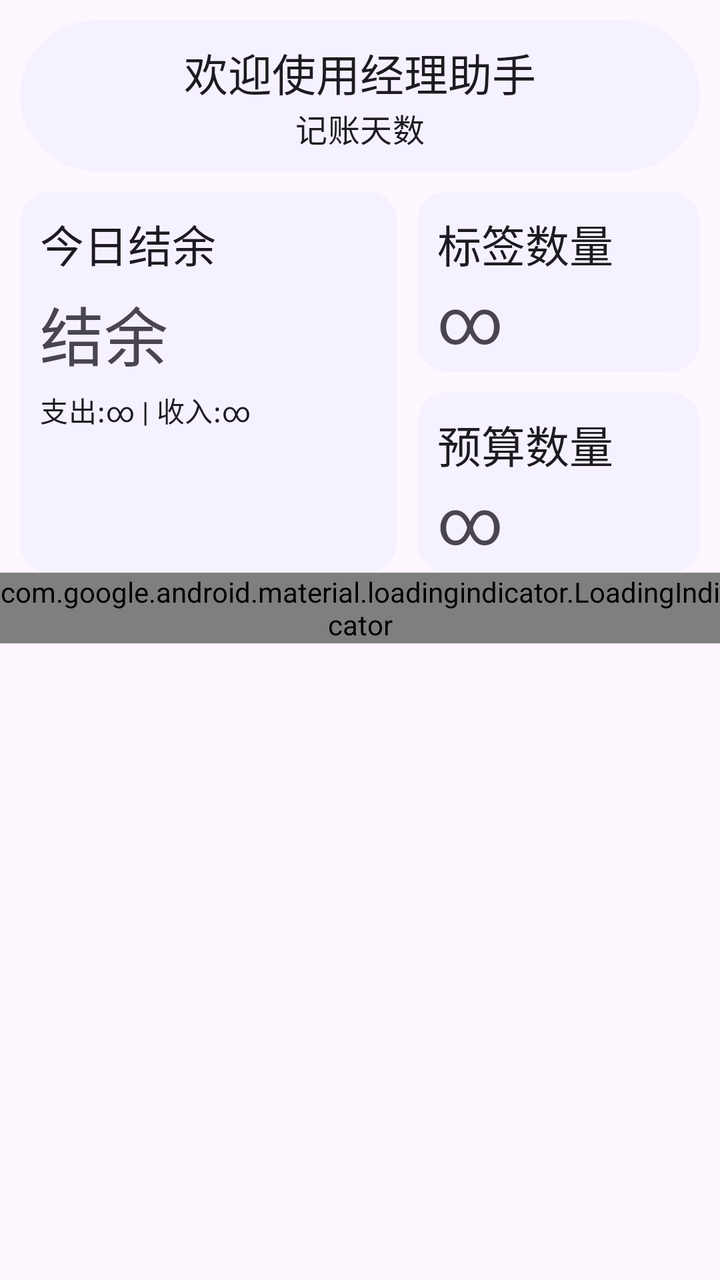
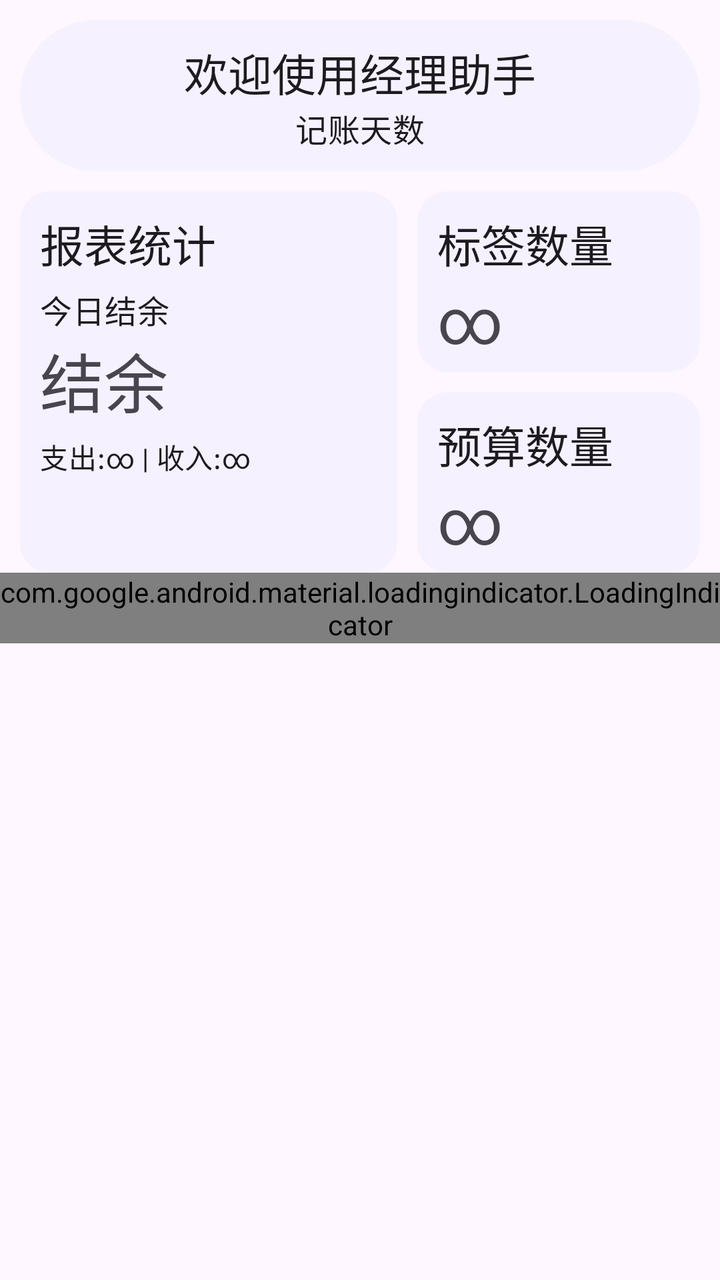

The first picture is an Android layout as it rendered before a commit; the second is the same layout after the commit. The layout source and the unified diff follow.
<!-- AndroidManifest.xml: application theme Theme.ManagerAssistant.Static -->
<!-- res/layout/fragment_home.xml -->
<androidx.core.widget.NestedScrollView xmlns:android="http://schemas.android.com/apk/res/android"
    xmlns:app="http://schemas.android.com/apk/res-auto"
    xmlns:tools="http://schemas.android.com/tools"
    android:layout_width="match_parent"
    android:layout_height="match_parent"
    tools:context=".ui.pages.home.HomeFragment">

    
    <androidx.constraintlayout.widget.ConstraintLayout
        android:layout_width="match_parent"
        android:layout_height="wrap_content"
        android:orientation="vertical">

        <com.google.android.material.card.MaterialCardView
            android:id="@+id/welcome_card"
            style="@style/RoundCardStyle"
            android:layout_width="match_parent"
            android:layout_height="wrap_content"
            app:layout_constraintTop_toTopOf="parent">

            <LinearLayout
                android:layout_width="match_parent"
                android:layout_height="wrap_content"
                android:orientation="vertical">

                <com.google.android.material.textview.MaterialTextView
                    style="@style/LargeTitleTextViewStyle"
                    android:layout_width="wrap_content"
                    android:layout_height="wrap_content"
                    android:layout_gravity="center_horizontal"
                    android:paddingBottom="0dp"
                    android:text="@string/welcome_string" />

                <com.google.android.material.textview.MaterialTextView
                    android:id="@+id/bookkeeping_days_text"
                    style="@style/MediumTitleTextViewStyle"
                    android:layout_width="wrap_content"
                    android:layout_height="wrap_content"
                    android:layout_gravity="center_horizontal"
                    android:paddingTop="0dp"
                    android:text="@string/num_of_bookkeeping_days" />
            </LinearLayout>
        </com.google.android.material.card.MaterialCardView>

        
        <com.google.android.material.card.MaterialCardView
            android:id="@+id/report_balance_cardview"
            style="@style/ContentCardStyle"
            android:layout_width="0dp"
            android:layout_height="0dp"
            android:layout_marginBottom="0dp"
            android:clickable="true"
            android:focusable="true"
            app:layout_constraintBottom_toBottomOf="@+id/budget_card"
            app:layout_constraintEnd_toStartOf="@id/tag_card"
            app:layout_constraintHorizontal_weight="4"
            app:layout_constraintStart_toStartOf="parent"
            app:layout_constraintTop_toBottomOf="@id/welcome_card">

            <LinearLayout
                android:layout_width="match_parent"
                android:layout_height="match_parent"
                android:orientation="vertical">

                <com.google.android.material.textview.MaterialTextView
                    style="@style/LargeTitleTextViewStyle"
                    android:layout_width="wrap_content"
                    android:layout_height="wrap_content"
                    android:paddingTop="10dp"
                    android:paddingBottom="5dp"
                    android:text="@string/today_balance" />

                <com.google.android.material.textview.MaterialTextView
                    android:id="@+id/balance_text"
                    style="@style/TextAppearance.Material3.HeadlineLarge"
                    android:layout_width="wrap_content"
                    android:layout_height="wrap_content"
                    android:layout_marginStart="10dp"
                    android:paddingTop="0dp"
                    android:paddingBottom="5dp"
                    android:text="@string/balance" />

                <com.google.android.material.textview.MaterialTextView
                    android:id="@+id/expense_income_text"
                    style="@style/MediumBodyTextViewStyle"
                    android:layout_width="wrap_content"
                    android:layout_height="wrap_content"
                    android:paddingStart="10dp"
                    android:paddingEnd="0dp"
                    android:paddingBottom="10dp"
                    android:text="@string/expense_and_income" />
            </LinearLayout>
        </com.google.android.material.card.MaterialCardView>

        
        <com.google.android.material.card.MaterialCardView
            android:id="@+id/tag_card"
            style="@style/ContentCardStyle"
            android:layout_width="0dp"
            android:layout_height="wrap_content"
            android:layout_marginStart="0dp"
            android:layout_marginTop="0dp"
            android:layout_marginBottom="0dp"
            android:clickable="true"
            android:focusable="true"
            app:layout_constraintEnd_toEndOf="parent"
            app:layout_constraintHorizontal_weight="3"
            app:layout_constraintStart_toEndOf="@+id/report_balance_cardview"
            app:layout_constraintTop_toTopOf="@+id/report_balance_cardview">

            <LinearLayout
                android:layout_width="match_parent"
                android:layout_height="match_parent"
                android:orientation="vertical">

                <com.google.android.material.textview.MaterialTextView
                    style="@style/LargeTitleTextViewStyle"
                    android:layout_width="wrap_content"
                    android:layout_height="wrap_content"
                    android:paddingBottom="0dp"
                    android:text="@string/tag_count" />

                <com.google.android.material.textview.MaterialTextView
                    android:id="@+id/tag_count_text"
                    style="@style/TextAppearance.Material3.HeadlineLarge"
                    android:layout_width="wrap_content"
                    android:layout_height="wrap_content"
                    android:layout_marginStart="10dp"
                    android:paddingBottom="5dp"
                    android:text="@string/count_infinity" />
            </LinearLayout>
        </com.google.android.material.card.MaterialCardView>

        
        <com.google.android.material.card.MaterialCardView
            android:id="@+id/budget_card"
            style="@style/ContentCardStyle"
            android:layout_width="0dp"
            android:layout_height="wrap_content"
            android:clickable="true"
            android:focusable="true"
            app:layout_constraintEnd_toEndOf="parent"
            app:layout_constraintStart_toEndOf="@+id/report_balance_cardview"
            app:layout_constraintTop_toBottomOf="@+id/tag_card">

            <LinearLayout
                android:layout_width="match_parent"
                android:layout_height="wrap_content"
                android:orientation="vertical">

                <com.google.android.material.textview.MaterialTextView
                    style="@style/LargeTitleTextViewStyle"
                    android:layout_width="wrap_content"
                    android:layout_height="wrap_content"
                    android:paddingBottom="0dp"
                    android:text="@string/budget_count" />

                <com.google.android.material.textview.MaterialTextView
                    style="@style/TextAppearance.Material3.HeadlineLarge"
                    android:layout_width="wrap_content"
                    android:layout_height="wrap_content"
                    android:layout_marginStart="10dp"
                    android:paddingBottom="5dp"
                    android:text="@string/count_infinity" />
            </LinearLayout>
        </com.google.android.material.card.MaterialCardView>

        
        <com.google.android.material.loadingindicator.LoadingIndicator
            android:id="@+id/link_loading_indicator"
            android:layout_width="wrap_content"
            android:layout_height="wrap_content"
            android:layout_gravity="center_horizontal"
            app:layout_constraintEnd_toEndOf="parent"
            app:layout_constraintStart_toStartOf="parent"
            app:layout_constraintTop_toTopOf="@+id/web_link_card" />

        <com.google.android.material.card.MaterialCardView
            android:id="@+id/web_link_card"
            style="@style/ContentCardStyle"
            android:layout_width="match_parent"
            android:layout_height="wrap_content"
            android:visibility="gone"
            app:layout_constraintTop_toBottomOf="@id/report_balance_cardview">

            <androidx.constraintlayout.widget.ConstraintLayout
                android:layout_width="match_parent"
                android:layout_height="wrap_content">

                <com.google.android.material.textview.MaterialTextView
                    android:id="@+id/web_link_title_text"
                    style="@style/LargeTitleTextViewStyle"
                    android:layout_width="wrap_content"
                    android:layout_height="wrap_content"
                    android:text="@string/purchase_bulletin"
                    app:layout_constraintStart_toStartOf="parent"
                    app:layout_constraintTop_toTopOf="parent" />

                <androidx.recyclerview.widget.RecyclerView
                    android:id="@+id/web_link_recycler"
                    android:layout_width="match_parent"
                    android:layout_height="wrap_content"
                    android:layout_marginStart="10dp"
                    android:layout_marginEnd="10dp"
                    android:nestedScrollingEnabled="false"
                    app:layoutManager="androidx.recyclerview.widget.LinearLayoutManager"
                    app:layout_constraintEnd_toEndOf="parent"
                    app:layout_constraintStart_toStartOf="parent"
                    app:layout_constraintTop_toBottomOf="@+id/web_link_title_text" />
            </androidx.constraintlayout.widget.ConstraintLayout>
        </com.google.android.material.card.MaterialCardView>
    </androidx.constraintlayout.widget.ConstraintLayout>
</androidx.core.widget.NestedScrollView>
<!-- resources referenced by this layout -->
<resources>
  <string name="balance">结余</string>
  <string name="budget_count">预算数量</string>
  <string name="count_infinity">∞</string>
  <string name="expense_and_income">支出:∞ | 收入:∞</string>
  <string name="num_of_bookkeeping_days">记账天数</string>
  <string name="purchase_bulletin">采购公告</string>
  <string name="tag_count">标签数量</string>
  <string name="today_balance">今日结余</string>
  <string name="welcome_string">欢迎使用经理助手</string>
  <style name="ContentCardStyle" parent="CardStyleBase">
          <item name="cardCornerRadius">15dp</item>
          <item name="android:layout_marginTop">10dp</item>
          <item name="android:layout_marginStart">10dp</item>
          <item name="android:layout_marginEnd">10dp</item>
          <item name="android:layout_marginBottom">10dp</item>
      </style>
  <style name="LargeTitleTextViewStyle" parent="TextViewStyleBase">
          <item name="android:textAppearance">?attr/textAppearanceTitleLarge</item>
      </style>
  <style name="MediumBodyTextViewStyle" parent="TextViewStyleBase">
          <item name="android:paddingStart">0dp</item>
          <item name="android:paddingBottom">0dp</item>
          <item name="android:paddingEnd">0dp</item>
          <item name="android:paddingTop">0dp</item>
          <item name="android:textAppearance">?attr/textAppearanceBodyMedium</item>
      </style>
  <style name="MediumTitleTextViewStyle" parent="TextViewStyleBase">
          <item name="android:textAppearance">?attr/textAppearanceTitleMedium</item>
      </style>
  <style name="RoundCardStyle" parent="CardStyleBase">
          <item name="cardCornerRadius">50dp</item>
          <item name="android:layout_margin">10dp</item>
      </style>
  <style name="CardStyleBase" parent="Widget.Material3.CardView.Filled">
          <item name="cardBackgroundColor">@color/card_background_color</item>
      </style>
  <style name="TextViewStyleBase">
          <item name="android:paddingStart">10dp</item>
          <item name="android:paddingEnd">10dp</item>
          <item name="android:paddingTop">10dp</item>
          <item name="android:paddingBottom">10dp</item>
      </style>
  <color name="color_primary">#0055d6</color>
  <color name="color_on_primary">#ffffff</color>
  <color name="color_primary_container">#d8e1fe</color>
  <color name="color_secondary_container">#e0e1ff</color>
  <color name="color_surface">#faf9ff</color>
  <color name="color_surface_container">#ebedfa</color>
  <color name="color_surface_container_low">#edeffc</color>
  <style name="ToolBarStyle" parent="Widget.Material3.Toolbar.OnSurface">
          <item name="android:backgroundTint">?attr/colorSurface</item>
          <item name="navigationIconTint">?attr/colorPrimary</item>
          <item name="navigationIcon">@drawable/outline_arrow_back_ios_new_24</item>
          <item name="contentInsetStart">10dp</item>
          <item name="titleTextAppearance">?attr/textAppearanceHeadlineSmall</item>
      </style>
  <!-- drawable outline_arrow_back_ios_new_24 (drawable) -->
  <vector xmlns:android="http://schemas.android.com/apk/res/android" android:height="24dp" android:tint="#000000" android:viewportHeight="960" android:viewportWidth="960" android:width="24dp">
        
      <path android:fillColor="@android:color/white" android:pathData="M640,880L240,480L640,80L711,151L382,480L711,809L640,880Z"/>
      
  </vector>
  <!-- unchanged entries left out for length: 1 -->
</resources>

<!-- the commit's change to res/layout/fragment_home.xml (unified diff, before → after) -->
@@ -66,8 +66,15 @@
                     style="@style/LargeTitleTextViewStyle"
                     android:layout_width="wrap_content"
                     android:layout_height="wrap_content"
-                    android:paddingTop="10dp"
-                    android:paddingBottom="5dp"
+                    android:paddingBottom="0dp"
+                    android:text="@string/title_report" />
+
+                <com.google.android.material.textview.MaterialTextView
+                    style="@style/MediumTitleTextViewStyle"
+                    android:layout_width="wrap_content"
+                    android:layout_height="wrap_content"
+                    android:paddingTop="5dp"
+                    android:paddingBottom="0dp"
                     android:text="@string/today_balance" />
 
                 <com.google.android.material.textview.MaterialTextView
<!-- resource entries referenced after the edit -->
@@ -7,6 +7,7 @@
   <string name="num_of_bookkeeping_days">记账天数</string>
   <string name="purchase_bulletin">采购公告</string>
   <string name="tag_count">标签数量</string>
+  <string name="title_report">报表统计</string>
   <string name="today_balance">今日结余</string>
   <string name="welcome_string">欢迎使用经理助手</string>
   <style name="ContentCardStyle" parent="CardStyleBase">
